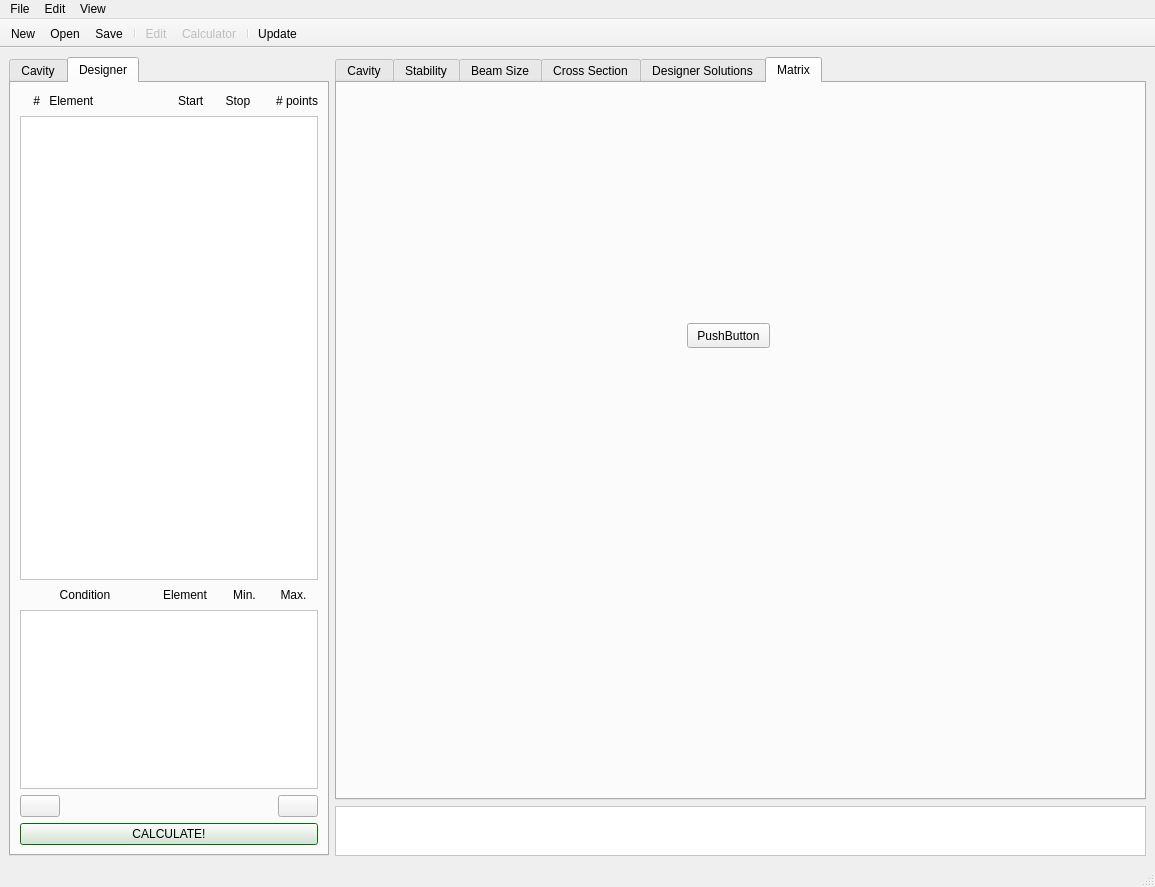
Old version of the form gui.ui in the repository simcav/simcav.
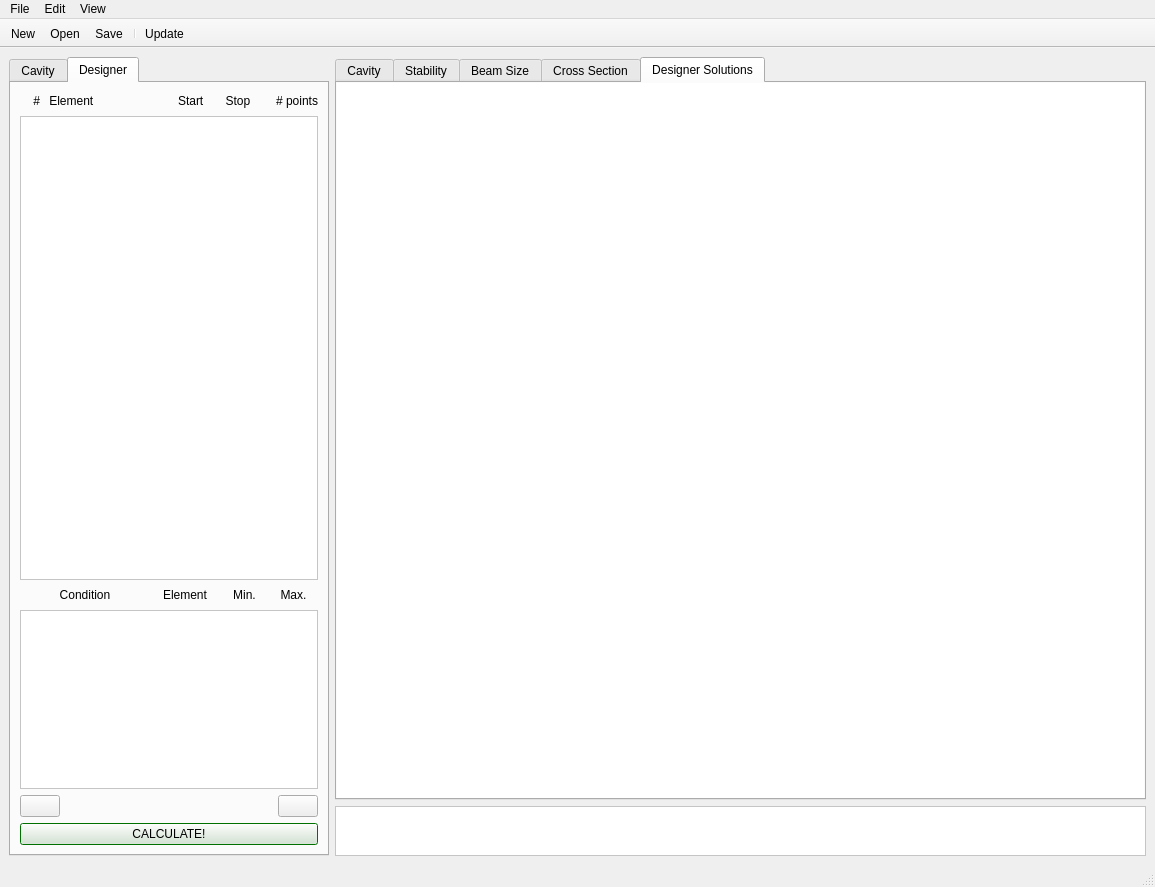
New version of the form. The open tabs and pages were chosen to show the change. Icons and pictures are not drawn.

```diff
--- a/gui.ui
+++ b/gui.ui
@@ -1123,7 +1123,7 @@
        <enum>QTabWidget::Rounded</enum>
       </property>
       <property name="currentIndex">
-       <number>5</number>
+       <number>4</number>
       </property>
       <property name="movable">
        <bool>true</bool>
@@ -1810,8 +1810,8 @@
             <rect>
              <x>0</x>
              <y>0</y>
-             <width>100</width>
-             <height>30</height>
+             <width>807</width>
+             <height>699</height>
             </rect>
            </property>
           </widget>
@@ -1819,24 +1819,6 @@
         </item>
        </layout>
       </widget>
-      <widget class="QWidget" name="tab_matrix">
-       <attribute name="title">
-        <string>Matrix</string>
-       </attribute>
-       <widget class="QPushButton" name="pushButtonTest">
-        <property name="geometry">
-         <rect>
-          <x>350</x>
-          <y>240</y>
-          <width>83</width>
-          <height>25</height>
-         </rect>
-        </property>
-        <property name="text">
-         <string>PushButton</string>
-        </property>
-       </widget>
-      </widget>
      </widget>
     </item>
    </layout>
@@ -2045,9 +2027,6 @@
    <addaction name="actionOpen"/>
    <addaction name="actionSave"/>
    <addaction name="separator"/>
-   <addaction name="actionEdit"/>
-   <addaction name="actionCalculator"/>
-   <addaction name="separator"/>
    <addaction name="actionUpdate"/>
   </widget>
   <action name="actionNew">
```
Left out of the diff: 58 changed lines with no effect on the pictures.
